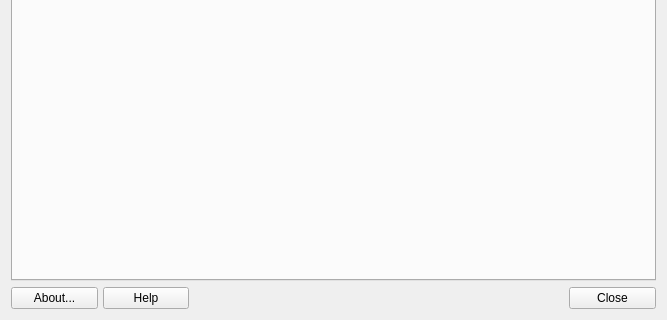
The window that mainwindow.ui (dolphinoracle/mx-locale) describes before a commit, drawn with Qt 5; both pictures show x 0 to 667 and y 393 to 713 of the 667 by 713 pixel window.
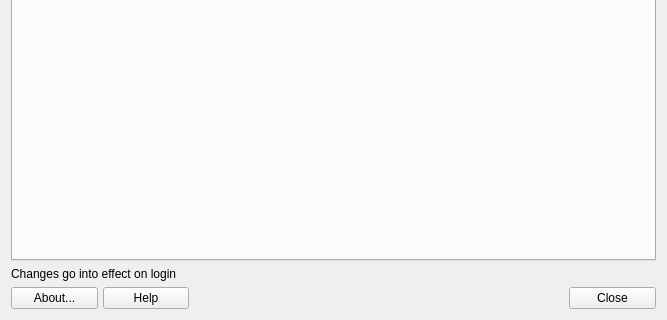
The same window after the commit. Icons and pictures are not drawn.

Commit message: add change on login label

Diff of the .ui file:
```diff
--- a/mainwindow.ui
+++ b/mainwindow.ui
@@ -459,6 +459,13 @@
      </widget>
     </widget>
    </item>
+   <item row="1" column="0" colspan="3">
+    <widget class="QLabel" name="labelChangesOnLogin">
+     <property name="text">
+      <string>Changes go into effect on login</string>
+     </property>
+    </widget>
+   </item>
   </layout>
  </widget>
  <tabstops>
```
